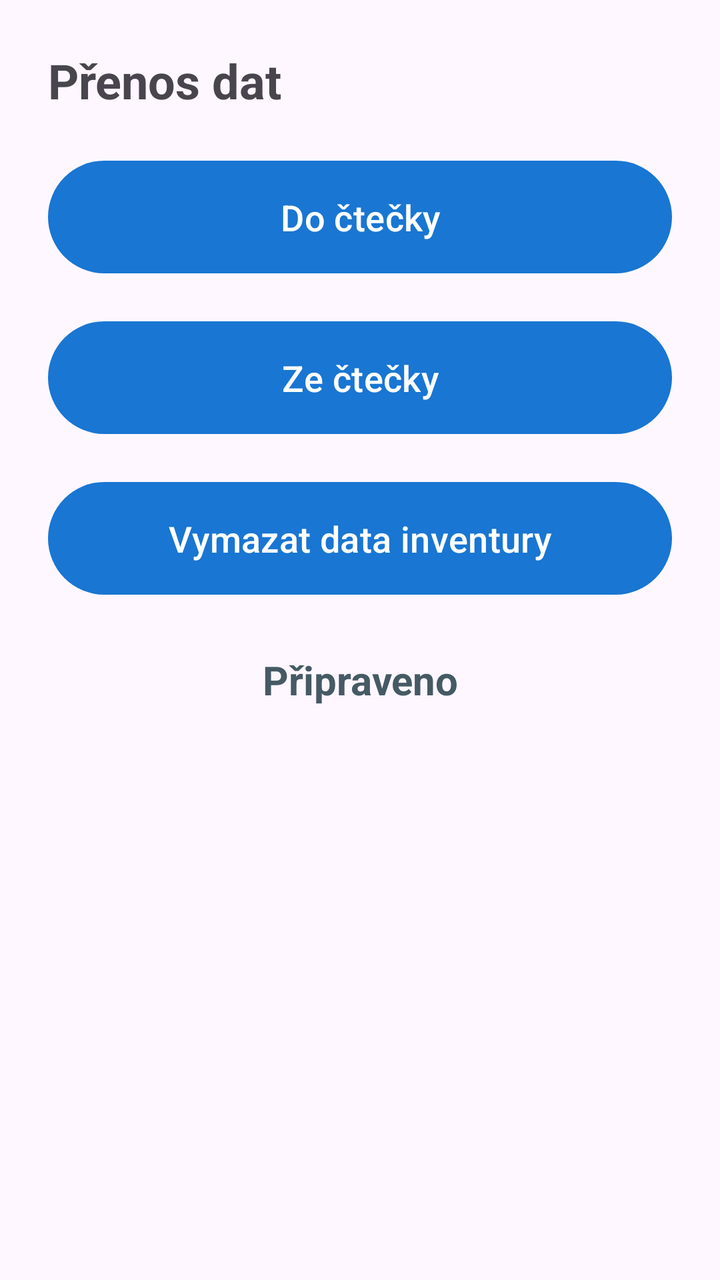
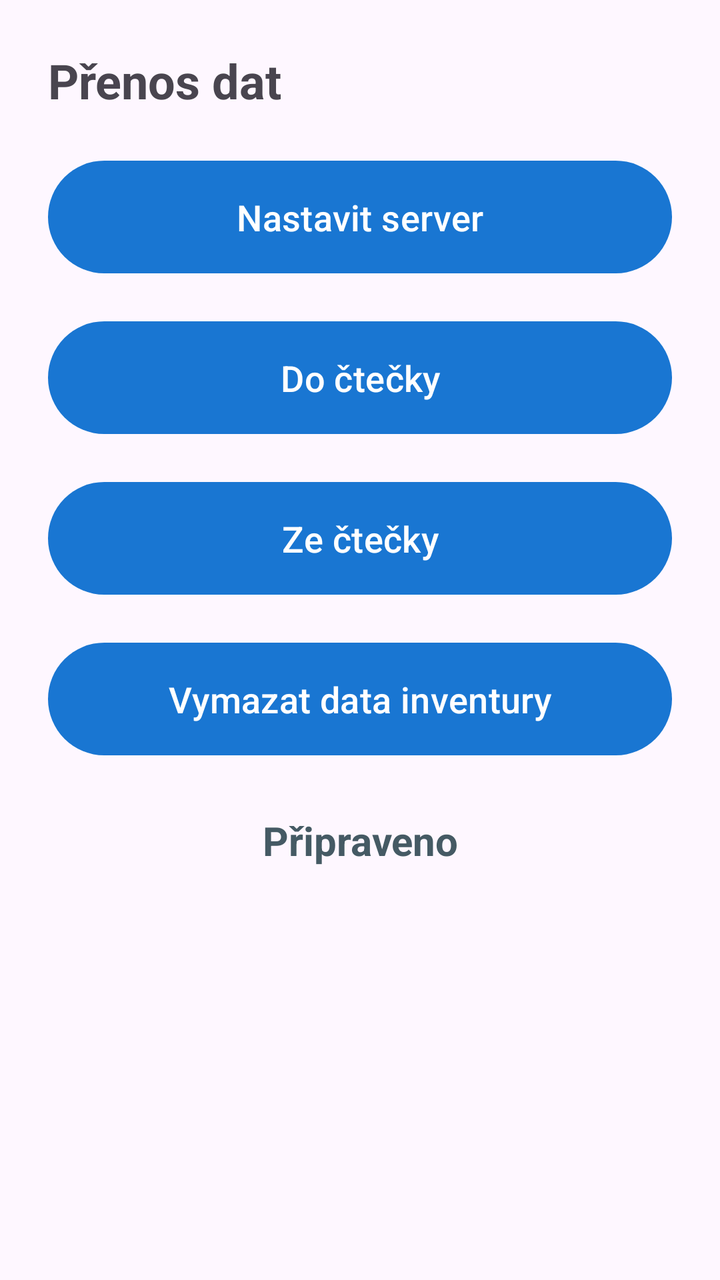

Two renders of the same Android screen: before a commit and after it. Below are the layout's source before the change and the commit's diff.
<!-- AndroidManifest.xml: application theme Theme.Majetek -->
<!-- res/layout/fragment_data_transfer.xml -->
<?xml version="1.0" encoding="utf-8"?>
<ScrollView xmlns:android="http://schemas.android.com/apk/res/android"
    android:layout_width="match_parent"
    android:layout_height="match_parent">

    <LinearLayout
        android:layout_width="match_parent"
        android:layout_height="wrap_content"
        android:orientation="vertical"
        android:padding="24dp">

        <TextView
            android:id="@+id/txt_transfer_title"
            android:layout_width="wrap_content"
            android:layout_height="wrap_content"
            android:text="@string/title_data_transfer"
            android:textStyle="bold"
            android:textSize="24sp"
            android:layout_marginBottom="20dp" />

        <Button
            android:id="@+id/btn_download_to_device"
            android:layout_width="match_parent"
            android:layout_height="wrap_content"
            android:text="@string/btn_to_device"
            android:textAllCaps="false"
            android:textSize="18sp"
            android:padding="16dp" />

        <Button
            android:id="@+id/btn_upload_from_device"
            android:layout_width="match_parent"
            android:layout_height="wrap_content"
            android:layout_marginTop="16dp"
            android:text="@string/btn_from_device"
            android:textAllCaps="false"
            android:textSize="18sp"
            android:padding="16dp" />

        <Button
            android:id="@+id/btn_clear_inventory"
            android:layout_width="match_parent"
            android:layout_height="wrap_content"
            android:layout_marginTop="16dp"
            android:text="@string/btn_clear_inventory"
            android:textAllCaps="false"
            android:textSize="18sp"
            android:padding="16dp" />

        <ProgressBar
            android:id="@+id/progress"
            style="?android:attr/progressBarStyleLarge"
            android:layout_width="wrap_content"
            android:layout_height="wrap_content"
            android:layout_marginTop="24dp"
            android:indeterminate="true"
            android:visibility="gone"
            android:layout_gravity="center_horizontal" />

        <TextView
            android:id="@+id/txt_status"
            android:layout_width="match_parent"
            android:layout_height="wrap_content"
            android:layout_marginTop="25dp"
            android:text="@string/status_ready"
            android:textSize="20sp"
            android:textColor="@color/statusNeutral"
            android:gravity="center_horizontal"
            android:textAlignment="center"
            android:textStyle="bold" />

    </LinearLayout>
</ScrollView>
<!-- resources referenced by this layout -->
<resources>
  <color name="statusNeutral">#455A64</color>
  <string name="btn_clear_inventory">Vymazat data inventury</string>
  <string name="btn_from_device">Ze čtečky</string>
  <string name="btn_to_device">Do čtečky</string>
  <string name="status_ready">Připraveno</string>
  <string name="title_data_transfer">Přenos dat</string>
  <style name="Theme.Majetek" parent="Base.Theme.Majetek" />
  <style name="Base.Theme.Majetek" parent="Theme.Material3.DayNight.NoActionBar">
          <item name="colorPrimary">@color/primaryBlue</item>
      </style>
  <color name="primaryBlue">#1976D2</color>
</resources>

<!-- the commit's change to res/layout/fragment_data_transfer.xml (unified diff, before → after) -->
@@ -13,60 +13,70 @@
             android:id="@+id/txt_transfer_title"
             android:layout_width="wrap_content"
             android:layout_height="wrap_content"
+            android:layout_marginBottom="20dp"
             android:text="@string/title_data_transfer"
-            android:textStyle="bold"
             android:textSize="24sp"
-            android:layout_marginBottom="20dp" />
+            android:textStyle="bold" />
+
+        <Button
+            android:id="@+id/btn_configure_base_url"
+            android:layout_width="match_parent"
+            android:layout_height="wrap_content"
+            android:padding="16dp"
+            android:text="@string/btn_configure_base_url"
+            android:textAllCaps="false"
+            android:textSize="18sp" />
 
         <Button
             android:id="@+id/btn_download_to_device"
             android:layout_width="match_parent"
             android:layout_height="wrap_content"
+            android:layout_marginTop="16dp"
+            android:padding="16dp"
             android:text="@string/btn_to_device"
             android:textAllCaps="false"
-            android:textSize="18sp"
-            android:padding="16dp" />
+            android:textSize="18sp" />
 
         <Button
             android:id="@+id/btn_upload_from_device"
             android:layout_width="match_parent"
             android:layout_height="wrap_content"
             android:layout_marginTop="16dp"
+            android:padding="16dp"
             android:text="@string/btn_from_device"
             android:textAllCaps="false"
-            android:textSize="18sp"
-            android:padding="16dp" />
+            android:textSize="18sp" />
 
         <Button
             android:id="@+id/btn_clear_inventory"
             android:layout_width="match_parent"
             android:layout_height="wrap_content"
             android:layout_marginTop="16dp"
+            android:padding="16dp"
             android:text="@string/btn_clear_inventory"
             android:textAllCaps="false"
-            android:textSize="18sp"
-            android:padding="16dp" />
+            android:textSize="18sp" />
 
         <ProgressBar
             android:id="@+id/progress"
             style="?android:attr/progressBarStyleLarge"
             android:layout_width="wrap_content"
             android:layout_height="wrap_content"
+            android:layout_gravity="center_horizontal"
             android:layout_marginTop="24dp"
             android:indeterminate="true"
-            android:visibility="gone"
-            android:layout_gravity="center_horizontal" />
+            android:visibility="gone" />
 
         <TextView
             android:id="@+id/txt_status"
             android:layout_width="match_parent"
             android:layout_height="wrap_content"
             android:layout_marginTop="25dp"
+            android:gravity="center_horizontal"
             android:text="@string/status_ready"
+            android:textAlignment="center"
+            android:textColor="@color/statusNeutral"
             android:textSize="20sp"
-            android:textColor="@color/statusNeutral"
-            android:gravity="center_horizontal"
-            android:textAlignment="center"
             android:textStyle="bold" />
 
     </LinearLayout>
<!-- resource entries referenced after the edit -->
@@ -2,6 +2,7 @@
 <resources>
   <color name="statusNeutral">#455A64</color>
   <string name="btn_clear_inventory">Vymazat data inventury</string>
+  <string name="btn_configure_base_url">Nastavit server</string>
   <string name="btn_from_device">Ze čtečky</string>
   <string name="btn_to_device">Do čtečky</string>
   <string name="status_ready">Připraveno</string>
